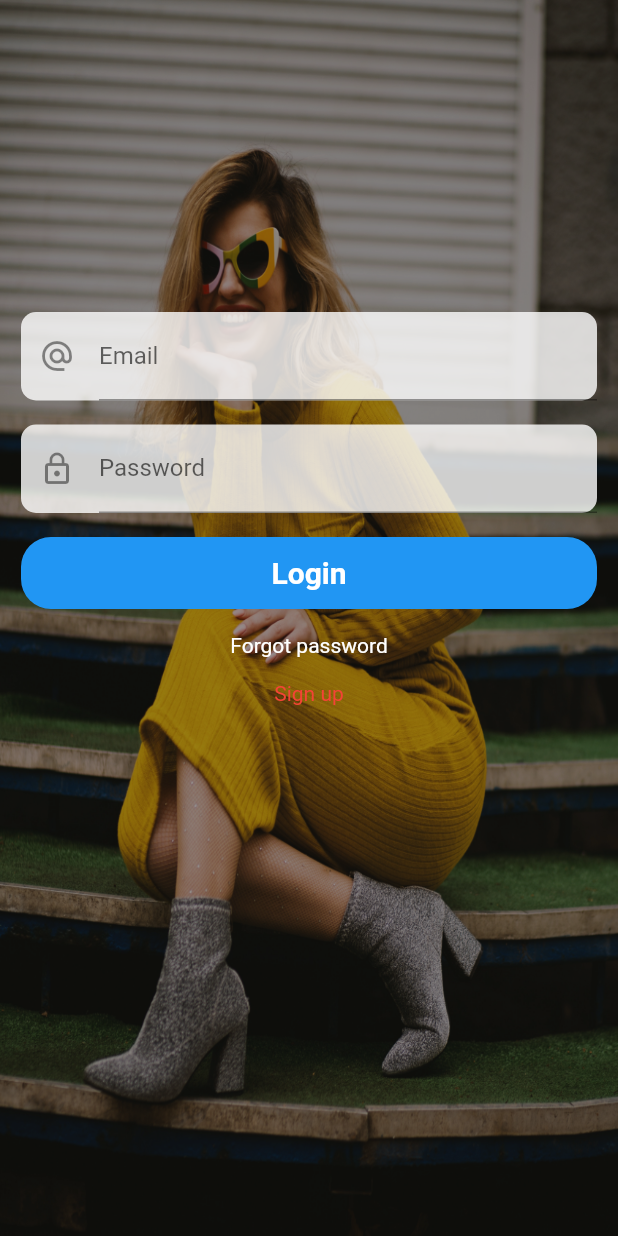
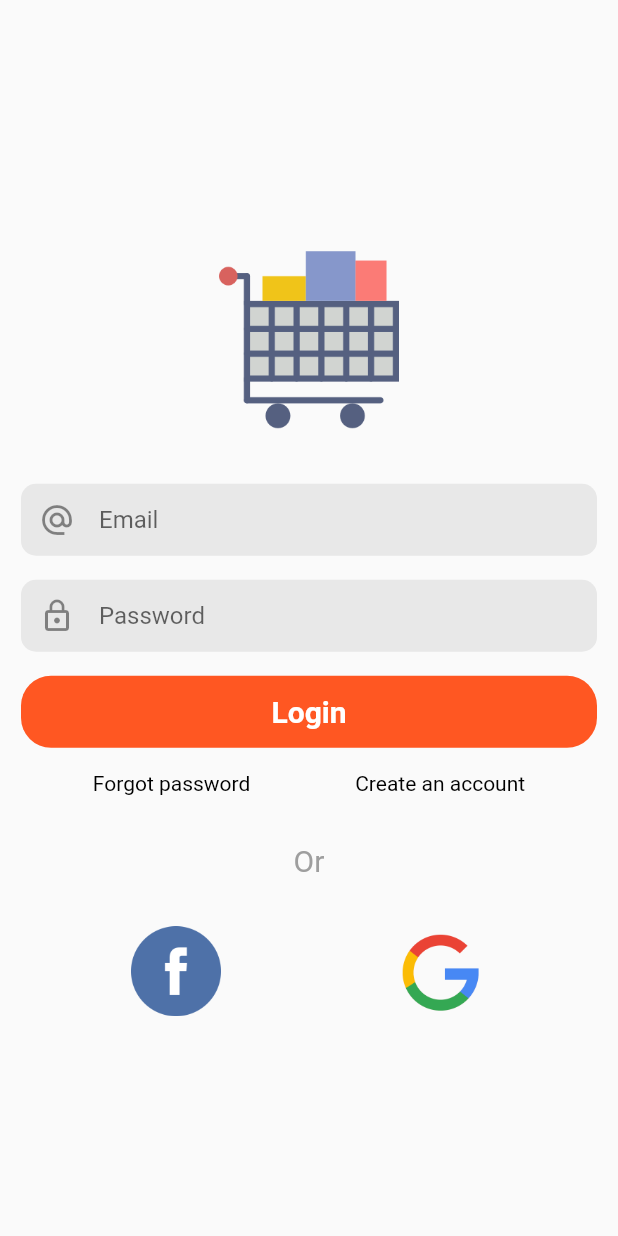
Before and after one commit to Kribas/Ecommerce, a Flutter app: the screen it shows after launch, on a phone screen of 412 x 824 dp. Run offline on Flutter 3.47's test engine with Material 2 defaults, Android fonts, the phone set to English and light mode, and no system bars; our stand-ins replace cloud_firestore, firebase_auth, firebase_core, firebase_database, fluttertoast, google_sign_in and 1 more; accounts and stored records are empty.

Commit message:
made changes

```diff
--- a/lib/main.dart
+++ b/lib/main.dart
@@ -1,7 +1,6 @@
 import 'package:firebase_core/firebase_core.dart';
 import 'package:flutter/material.dart';
 import 'package:shopsolutions/pages/Home.dart';
-import 'package:firebase_core/firebase_core.dart';
 import 'package:shopsolutions/pages/login.dart';
 
 void main() async {
--- a/lib/pages/login.dart
+++ b/lib/pages/login.dart
@@ -27,7 +27,7 @@ class _LoginState extends State<Login> {
   @override
   void initState() {
     super.initState();
-    //isSignedIn();
+    isSignedIn();
 
   }
 
@@ -36,7 +36,15 @@ class _LoginState extends State<Login> {
       loading = true;
     });
 
-    if(isLoggedIn == true) {
+    final User user = firebaseAuth.currentUser;
+
+    if(user != null) {
+      setState(() {
+        isLoggedIn = true;
+      });
+    }
+
+    if(isLoggedIn) {
       Navigator.pushReplacement(context, MaterialPageRoute(builder: (context) => HomePage()));
     }
 
@@ -55,115 +63,180 @@ class _LoginState extends State<Login> {
 
     @override
   Widget build(BuildContext context) {
+    double height = MediaQuery.of(context).size.height / 3;
     return  Scaffold(
-
-      body: Stack(
+      body: Column(
+        mainAxisAlignment: MainAxisAlignment.center,
         children: <Widget>[
-          Image.asset('images/backgroundImage.jpg',
-          fit: BoxFit.fill,
-          width: double.infinity,
-            height: double.infinity,
+          Padding(
+            padding: const EdgeInsets.all(28.0),
+            child: Container(
+                alignment: Alignment.topCenter,
+                child: Image.asset(
+                  'images/cart.png',
+                  width: 120.0,
+//                height: 240.0,
+                )),
           ),
-          Container(
-            color: Colors.black.withOpacity(0.4),
-            width: double.infinity,
-            height: double.infinity,
-          ),
-
-          Padding(
-            padding: const EdgeInsets.only(top: 200.0),
+          Center(
+            child: Padding(
+              padding: const EdgeInsets.only(top: 0.0),
               child: Center(
                 child: Form(
                     key: _formKey,
                     child: Column(
-                children: [
+                      children: <Widget>[
                         Padding(
-                    padding: const EdgeInsets.fromLTRB(14.0,8.0,14.0,8.0),
+                          padding:
+                          const EdgeInsets.fromLTRB(14.0, 8.0, 14.0, 8.0),
                           child: Material(
                             borderRadius: BorderRadius.circular(10.0),
-                      color: Colors.white.withOpacity(0.8),
+                            color: Colors.grey.withOpacity(0.2),
                             elevation: 0.0,
                             child: Padding(
                               padding: const EdgeInsets.only(left: 12.0),
                               child: TextFormField(
+                                controller: _emailTextController,
                                 decoration: InputDecoration(
-                            labelText: "Email",
+                                  border: InputBorder.none,
+                                  hintText: "Email",
                                   icon: Icon(Icons.alternate_email),
                                 ),
-                          keyboardType: TextInputType.emailAddress,
-                          controller: _emailTextController,
-                          validator: (value) => !value.contains('@') ? "Field must contain a valid email" : null,
+                                validator: (value) => !value.contains('@') ? "Field must contain a valid email" : null
                               ),
                             ),
                           ),
                         ),
-
                         Padding(
-                    padding: const EdgeInsets.fromLTRB(14.0,8.0,14.0,8.0),
+                          padding:
+                          const EdgeInsets.fromLTRB(14.0, 8.0, 14.0, 8.0),
                           child: Material(
                             borderRadius: BorderRadius.circular(10.0),
-                      color: Colors.white.withOpacity(0.8),
+                            color: Colors.grey.withOpacity(0.2),
                             elevation: 0.0,
                             child: Padding(
                               padding: const EdgeInsets.only(left: 12.0),
                               child: TextFormField(
+                                controller: _passwordTextController,
                                 decoration: InputDecoration(
-                            labelText: "Password",
+                                  border: InputBorder.none,
+                                  hintText: "Password",
                                   icon: Icon(Icons.lock_outline),
                                 ),
-                          keyboardType: TextInputType.emailAddress,
-                          controller: _passwordTextController,
                                 validator: (value) {
-                            if(value.isEmpty) {
+                                  if (value.isEmpty) {
                                     return "The password field cannot be empty";
-                            }else if(value.length < 6) {
-                              return "The password has to be atleast 6 characters long";
+                                  } else if (value.length < 6) {
+                                    return "the password has to be at least 6 characters long";
                                   }
                                   return null;
-                          }
+                                },
                               ),
                             ),
                           ),
                         ),
-
                         Padding(
-                    padding: const EdgeInsets.fromLTRB(14.0,8.0,14.0,8.0),
+                          padding:
+                          const EdgeInsets.fromLTRB(14.0, 8.0, 14.0, 8.0),
                           child: Material(
                               borderRadius: BorderRadius.circular(20.0),
-                      color: Colors.blue,
+                              color: Colors.deepOrange,
                               elevation: 0.0,
                               child: MaterialButton(
                                 onPressed: () {},
                                 minWidth: MediaQuery.of(context).size.width,
-                        child: Text('Login',
+                                child: Text(
+                                  "Login",
+                                  textAlign: TextAlign.center,
                                   style: TextStyle(
                                       color: Colors.white,
                                       fontWeight: FontWeight.bold,
-                          fontSize: 20.0
+                                      fontSize: 20.0),
+                                ),
+                              )),
+                        ),
+                        Row(
+                          mainAxisAlignment: MainAxisAlignment.spaceEvenly,
+                          children: <Widget>[
+                            Padding(
+                              padding: const EdgeInsets.all(8.0),
+                              child: Text(
+                                "Forgot password",
+                                textAlign: TextAlign.center,
+                                style: TextStyle(
+                                  color: Colors.black,
+                                  fontWeight: FontWeight.w400,
                                 ),
                               ),
-                      )
+                            ),
+                            Padding(
+                                padding: const EdgeInsets.all(8.0),
+                                child: InkWell(
+                                    onTap: () {
+                                      Navigator.push(
+                                          context,
+                                          MaterialPageRoute(
+                                              builder: (context) => SignUp()));
+                                    },
+                                    child: Text(
+                                      "Create an account",
+                                      textAlign: TextAlign.center,
+                                      style: TextStyle(color: Colors.black),
+                                    ))),
+                          ],
+                        ),
+
+                        Padding(
+                          padding: const EdgeInsets.all(16.0),
+                          child: Row(
+                            mainAxisAlignment: MainAxisAlignment.center,
+                            children: <Widget>[
+                              Padding(
+                                padding: const EdgeInsets.all(8.0),
+                                child: Divider(),
+                              ),
+                              Padding(
+                                padding: const EdgeInsets.all(8.0),
+                                child: Text("Or", style: TextStyle(fontSize: 20,color: Colors.grey),),
+                              ),
+                              Padding(
+                                padding: const EdgeInsets.all(8.0),
+                                child: Divider(
+                                  color: Colors.black,
+                                ),
+                              ),
+                            ],
                           ),
                         ),
 
+                        Row(
+                          mainAxisAlignment: MainAxisAlignment.spaceEvenly,
+                          children: <Widget>[
                             Padding(
-                    padding: const EdgeInsets.all(8.0),
-                    child: Text('Forgot password',textAlign: TextAlign.center,style: TextStyle(color: Colors.white),)
+                              padding:
+                              const EdgeInsets.fromLTRB(14.0, 8.0, 14.0, 8.0),
+                              child: Material(
+                                  child: MaterialButton(
+                                      onPressed: () {},
+                                      child: Image.asset("images/fb.png", width: 60,)
+                                  )),
                             ),
 
                             Padding(
-                    padding: EdgeInsets.all(8.0),
-                    child: InkWell(
-                      onTap: () {
-                        Navigator.push(context, MaterialPageRoute(builder: (context) => SignUp()));
-                      },
-                      child: Text("Sign up",style: TextStyle(
-                        color: Colors.red
-                      ),),
-                    )
-                  )
+                              padding:
+                              const EdgeInsets.fromLTRB(14.0, 8.0, 14.0, 8.0),
+                              child: Material(
+                                  child: MaterialButton(
+                                      onPressed: () {},
+                                      child: Image.asset("images/ggg.png", width: 60,)
+                                  )),
+                            ),
                           ],
-              )
+                        ),
+
+                      ],
+                    )),
+
               ),
             ),
           ),
@@ -177,9 +250,9 @@ class _LoginState extends State<Login> {
                   valueColor: AlwaysStoppedAnimation<Color>(Colors.red),
                 ),
               ),
-              ))
+            ),
+          )
         ],
-
       ),
     );
 
--- a/lib/pages/signup.dart
+++ b/lib/pages/signup.dart
@@ -31,6 +31,7 @@ class _SignUpState extends State<SignUp> {
   Widget build(BuildContext context) {
     return  Scaffold(
 
+      resizeToAvoidBottomInset: false,
       body: Stack(
         children: <Widget>[
           Image.asset('images/backgroundImage.jpg',
```
Also changed, not shown: images/cart.png (added), images/fb.png (added), images/ggg.png (added), images/goog.png (added), images/google.png (added), pubspec.lock. Lines whose indentation alone changed are shown as unchanged.
